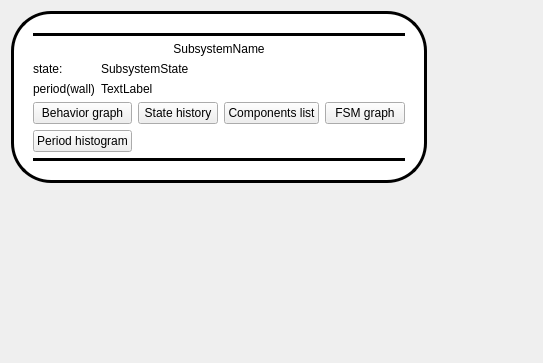
Before: the Qt Designer form rqt_agent/resource/SubsystemWidget.ui in RCPRG-ros-pkg/agent_orocos, drawn with Qt 5.
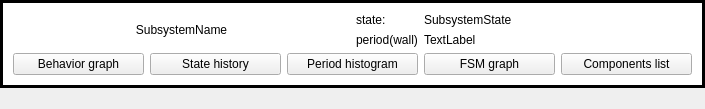
After: the same form once the commit is applied.

Commit message: better visualization of subsystems

Patch:
```diff
--- a/rqt_agent/resource/SubsystemWidget.ui
+++ b/rqt_agent/resource/SubsystemWidget.ui
@@ -6,8 +6,8 @@
    <rect>
     <x>0</x>
     <y>0</y>
-    <width>543</width>
-    <height>363</height>
+    <width>705</width>
+    <height>109</height>
    </rect>
   </property>
   <property name="sizePolicy">
@@ -26,6 +26,21 @@
    <string notr="true"/>
   </property>
   <layout class="QFormLayout" name="formLayout">
+   <property name="horizontalSpacing">
+    <number>0</number>
+   </property>
+   <property name="leftMargin">
+    <number>0</number>
+   </property>
+   <property name="topMargin">
+    <number>0</number>
+   </property>
+   <property name="rightMargin">
+    <number>0</number>
+   </property>
+   <property name="bottomMargin">
+    <number>0</number>
+   </property>
    <item row="0" column="0" colspan="2">
     <widget class="QFrame" name="SubsystemWidget_2">
      <property name="styleSheet">
@@ -34,34 +49,32 @@
  background-color: rgb(255, 255, 255);
   border-width: 3px;        
   border-style: solid;
-  border-radius: 40px;
+  
   padding:10px;
 }
 </string>
      </property>
-     <layout class="QVBoxLayout" name="verticalLayout" stretch="0,0,0,0,0,0,0">
+     <layout class="QVBoxLayout" name="verticalLayout" stretch="0,0">
       <property name="sizeConstraint">
        <enum>QLayout::SetMaximumSize</enum>
       </property>
-      <item>
-       <layout class="QHBoxLayout" name="upper_buffers_layout"/>
-      </item>
-      <item>
-       <widget class="Line" name="line_2">
-        <property name="frameShadow">
-         <enum>QFrame::Plain</enum>
-        </property>
-        <property name="lineWidth">
-         <number>3</number>
-        </property>
-        <property name="midLineWidth">
-         <number>3</number>
-        </property>
-        <property name="orientation">
-         <enum>Qt::Horizontal</enum>
-        </property>
-       </widget>
-      </item>
+      <property name="leftMargin">
+       <number>0</number>
+      </property>
+      <property name="topMargin">
+       <number>0</number>
+      </property>
+      <property name="rightMargin">
+       <number>0</number>
+      </property>
+      <property name="bottomMargin">
+       <number>0</number>
+      </property>
+      <item>
+       <layout class="QHBoxLayout" name="horizontalLayout">
+        <property name="topMargin">
+         <number>0</number>
+        </property>
       <item>
        <widget class="QLabel" name="SubsystemName">
         <property name="text">
@@ -113,9 +126,11 @@
         </item>
        </layout>
       </item>
+       </layout>
+      </item>
       <item>
-       <layout class="QGridLayout" name="gridLayout_2" columnstretch="0,0,0,0">
-        <item row="0" column="2">
+       <layout class="QGridLayout" name="gridLayout_2" columnstretch="0,0,0,0,0">
+        <item row="0" column="4">
          <widget class="QPushButton" name="showComponentsList">
           <property name="text">
            <string>Components list</string>
@@ -143,7 +158,7 @@
           </property>
          </widget>
         </item>
-        <item row="1" column="0">
+        <item row="0" column="2">
          <widget class="QPushButton" name="showPeriodHistogram">
           <property name="text">
            <string>Period histogram</string>
@@ -152,25 +167,6 @@
         </item>
        </layout>
       </item>
-      <item>
-       <widget class="Line" name="line">
-        <property name="frameShadow">
-         <enum>QFrame::Plain</enum>
-        </property>
-        <property name="lineWidth">
-         <number>3</number>
-        </property>
-        <property name="midLineWidth">
-         <number>3</number>
-        </property>
-        <property name="orientation">
-         <enum>Qt::Horizontal</enum>
-        </property>
-       </widget>
-      </item>
-      <item>
-       <layout class="QHBoxLayout" name="lower_buffers_layout"/>
-      </item>
      </layout>
     </widget>
    </item>
```
Lines whose indentation alone changed are shown as unchanged. The commit also changes 3 other files.
